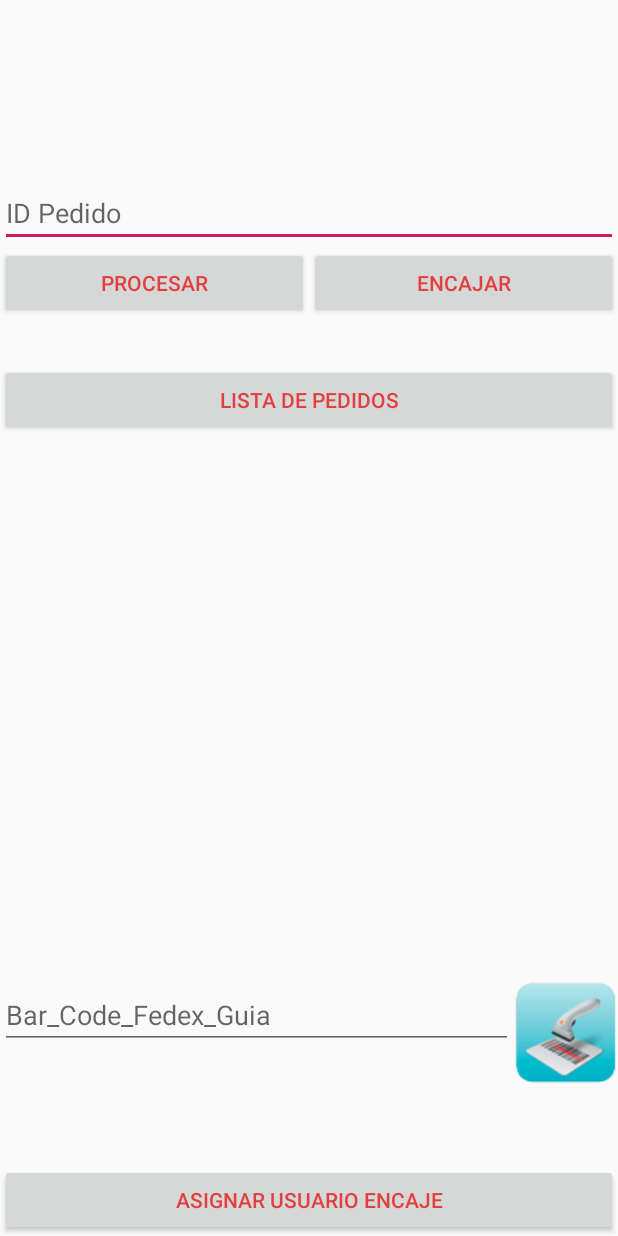
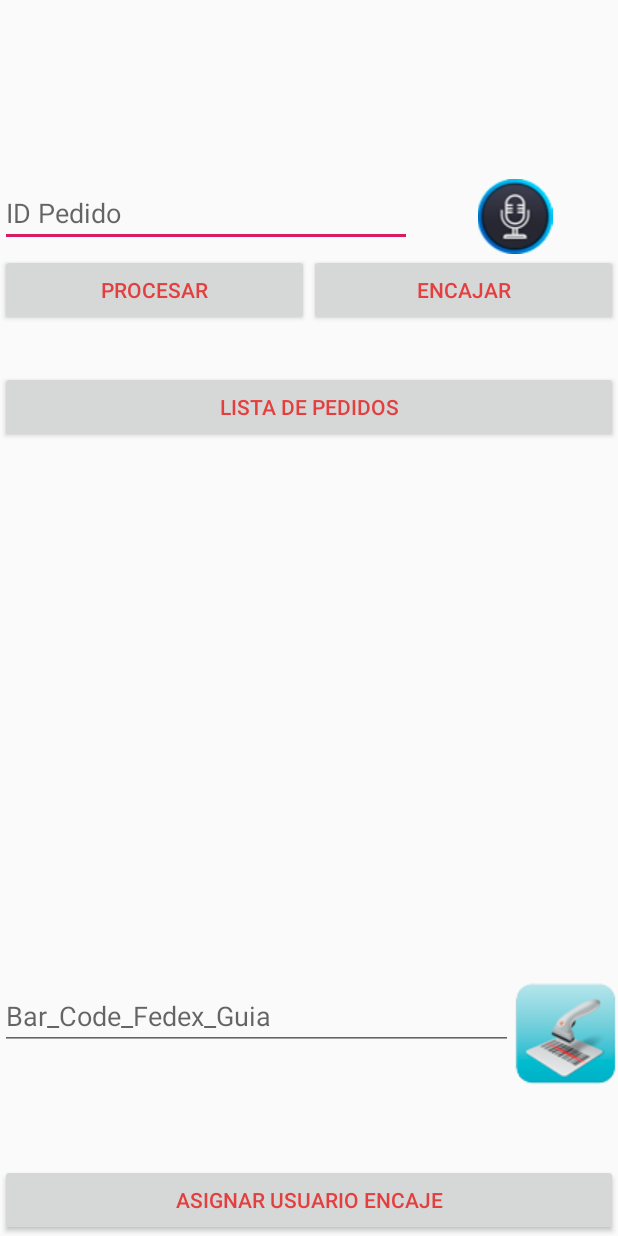
Before and after one commit to gonzalosuarez/Admin_BestDream2, an Android app: the layout content_main.xml on its own in the app's theme, with its tools: preview values and no code run, on a phone screen of 412 x 824 dp. Run offline under Robolectric (Android 15) with nearby library versions, the phone set to English and light mode, and no system bars; network calls fail.

Commit message:
04/08/2021

```diff
--- a/app/build.gradle
+++ b/app/build.gradle
@@ -6,7 +6,7 @@ android {
         applicationId "com.bestdreamstore.admin_bestdream"
         minSdkVersion 21
         targetSdkVersion 29
-        versionCode 46
+        versionCode 48
         versionName "1.0"
         testInstrumentationRunner "android.support.test.runner.AndroidJUnitRunner"
     }
--- a/app/src/main/res/layout/content_main.xml
+++ b/app/src/main/res/layout/content_main.xml
@@ -33,18 +33,34 @@
 
 
 
+        <LinearLayout
+            android:weightSum="3"
+            android:layout_width="match_parent"
+            android:layout_height="wrap_content"
+            android:orientation="horizontal">
+
 
         <EditText
             android:inputType="phone"
             android:textColor="@color/primary"
             android:id="@+id/id_order_edittext"
             android:hint="ID Pedido"
-            android:layout_width="match_parent"
+            android:layout_weight="2"
+            android:layout_width="0dp"
             android:layout_height="wrap_content"/>
 
 
 
+            <ImageView
+                android:src="@drawable/icon_voz"
+                android:id="@+id/comando_voz"
+                android:layout_weight="1"
+                android:layout_width="0dp"
+                android:layout_height="wrap_content"/>
 
+
+
+        </LinearLayout>
 
 
 
--- a/app/src/main/res/menu/activity_main_drawer.xml
+++ b/app/src/main/res/menu/activity_main_drawer.xml
@@ -27,6 +27,12 @@
             android:id="@+id/autorizar_pedidos"
             android:icon="@drawable/ic_menu_send"
             android:title="Autorizar Pedidos" />
+
+
+        <item
+            android:id="@+id/comando_voz"
+            android:icon="@drawable/ic_menu_send"
+            android:title="Comando de Voz" />
 
 
         <item
```
Also changed, not shown: app/src/main/AndroidManifest.xml (+13 -0 lines), app/src/main/java/com/bestdreamstore/admin_bestdream/MainActivity.java (+60 -8 lines), app/src/main/java/com/bestdreamstore/admin_bestdream/Voz_texto.java (added, +76 -0 lines), app/src/main/res/layout/voz_texto.xml (added, +28 -0 lines), app/src/main/res/drawable/icon_voz.png (added), 1 other file.
